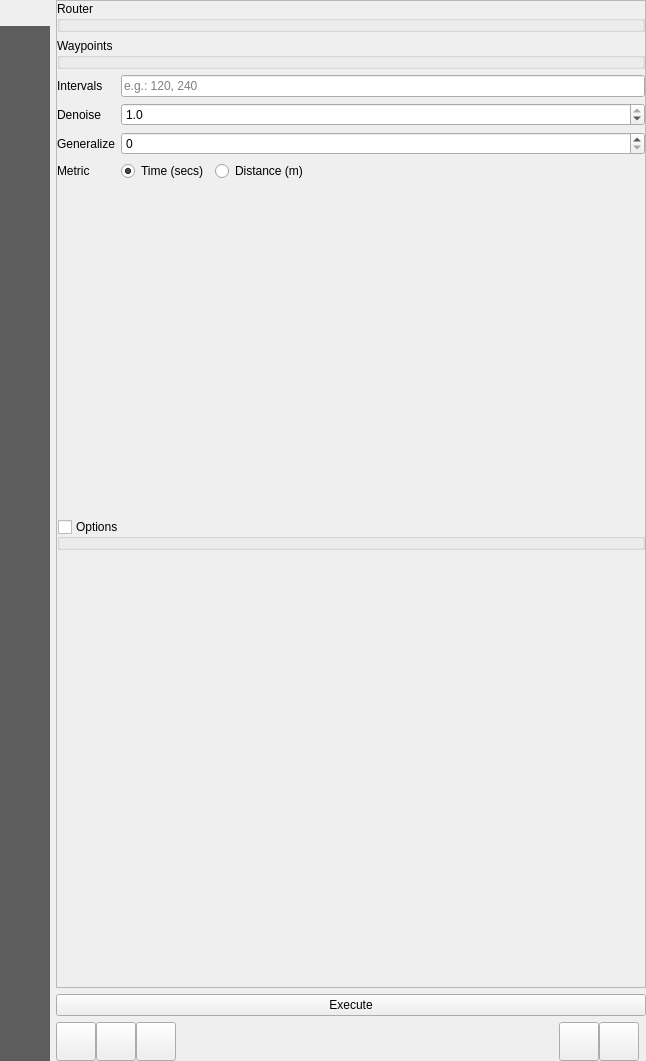
First picture: the form in qvalhalla/resources/ui/widget_routing_dock.ui, repository nilsnolde/valhalla-qgis-plugin, before the edit.
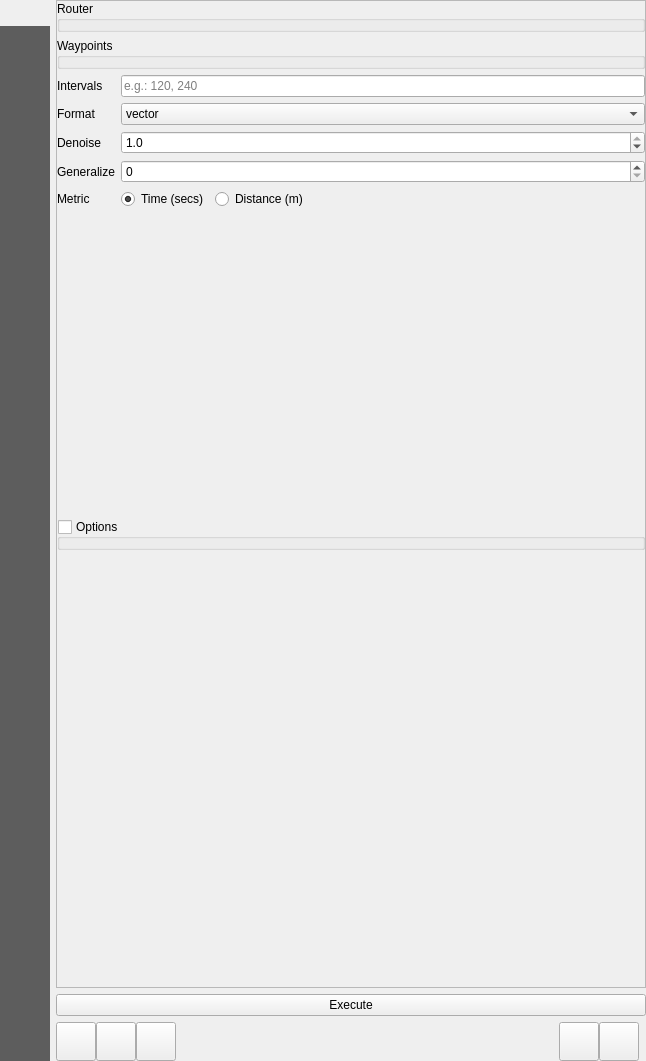
Second picture: the form after the edit. The open tabs and pages were chosen to show the change. Icons and pictures are not drawn. Custom widgets are drawn as their Qt base class.

Commit message: add geotiff support for isochrones

What changed in the file:
```diff
--- a/qvalhalla/resources/ui/widget_routing_dock.ui
+++ b/qvalhalla/resources/ui/widget_routing_dock.ui
@@ -276,7 +276,7 @@
                    </property>
                   </widget>
                  </item>
-                 <item row="1" column="0">
+                 <item row="2" column="0">
                   <widget class="QLabel" name="label_10">
                    <property name="toolTip">
                     <string>&lt;html&gt;&lt;head/&gt;&lt;body&gt;&lt;table border=&quot;0&quot; style=&quot; margin-top:0px; margin-bottom:0px; margin-left:0px; margin-right:0px;&quot; cellspacing=&quot;2&quot; cellpadding=&quot;0&quot;&gt;&lt;tr&gt;&lt;td/&gt;&lt;td&gt;&lt;p&gt;A floating point value from &lt;span style=&quot; font-family:'Noto Sans Mono';&quot;&gt;0&lt;/span&gt; to &lt;span style=&quot; font-family:'Noto Sans Mono';&quot;&gt;1&lt;/span&gt; (default of &lt;span style=&quot; font-family:'Noto Sans Mono';&quot;&gt;1&lt;/span&gt;) which can be used to remove smaller contours. A value of &lt;span style=&quot; font-family:'Noto Sans Mono';&quot;&gt;1&lt;/span&gt; will only return the largest contour for a given time value. A value of &lt;span style=&quot; font-family:'Noto Sans Mono';&quot;&gt;0.5&lt;/span&gt; drops any contours that are less than half the area of the largest contour in the set of contours for that same time value.&lt;/p&gt;&lt;/td&gt;&lt;/tr&gt;&lt;/table&gt;&lt;/body&gt;&lt;/html&gt;</string>
@@ -286,7 +286,7 @@
                    </property>
                   </widget>
                  </item>
-                 <item row="1" column="1">
+                 <item row="2" column="1">
                   <widget class="QgsDoubleSpinBox" name="ui_isochrone_denoise">
                    <property name="decimals">
                     <number>1</number>
@@ -302,7 +302,7 @@
                    </property>
                   </widget>
                  </item>
-                 <item row="2" column="0">
+                 <item row="3" column="0">
                   <widget class="QLabel" name="label_11">
                    <property name="toolTip">
                     <string>&lt;html&gt;&lt;head/&gt;&lt;body&gt;&lt;p&gt;A floating point value in meters used as the tolerance for Douglas-Peucker generalization. Note: Generalization of contours can lead to self-intersections, as well as intersections of adjacent contours.&lt;/p&gt;&lt;/body&gt;&lt;/html&gt;</string>
@@ -312,14 +312,14 @@
                    </property>
                   </widget>
                  </item>
-                 <item row="2" column="1">
+                 <item row="3" column="1">
                   <widget class="QgsSpinBox" name="ui_isochrone_generalize">
                    <property name="maximum">
                     <number>1000</number>
                    </property>
                   </widget>
                  </item>
-                 <item row="3" column="1">
+                 <item row="4" column="1">
                   <layout class="QHBoxLayout" name="horizontalLayout_5">
                    <item>
                     <widget class="QRadioButton" name="ui_isochrone_time">
@@ -353,13 +353,34 @@
                    </item>
                   </layout>
                  </item>
-                 <item row="3" column="0">
+                 <item row="4" column="0">
                   <widget class="QLabel" name="label_12">
                    <property name="text">
                     <string>Metric</string>
                    </property>
                   </widget>
                  </item>
+                 <item row="1" column="0">
+                  <widget class="QLabel" name="label">
+                   <property name="text">
+                    <string>Format</string>
+                   </property>
+                  </widget>
+                 </item>
+                 <item row="1" column="1">
+                  <widget class="QComboBox" name="ui_isochrone_format">
+                   <item>
+                    <property name="text">
+                     <string>vector</string>
+                    </property>
+                   </item>
+                   <item>
+                    <property name="text">
+                     <string>geotiff</string>
+                    </property>
+                   </item>
+                  </widget>
+                 </item>
                 </layout>
                </widget>
                <widget class="QWidget" name="ui_valhalla_matrix_params"/>
```
The commit also changes 17 other files.
